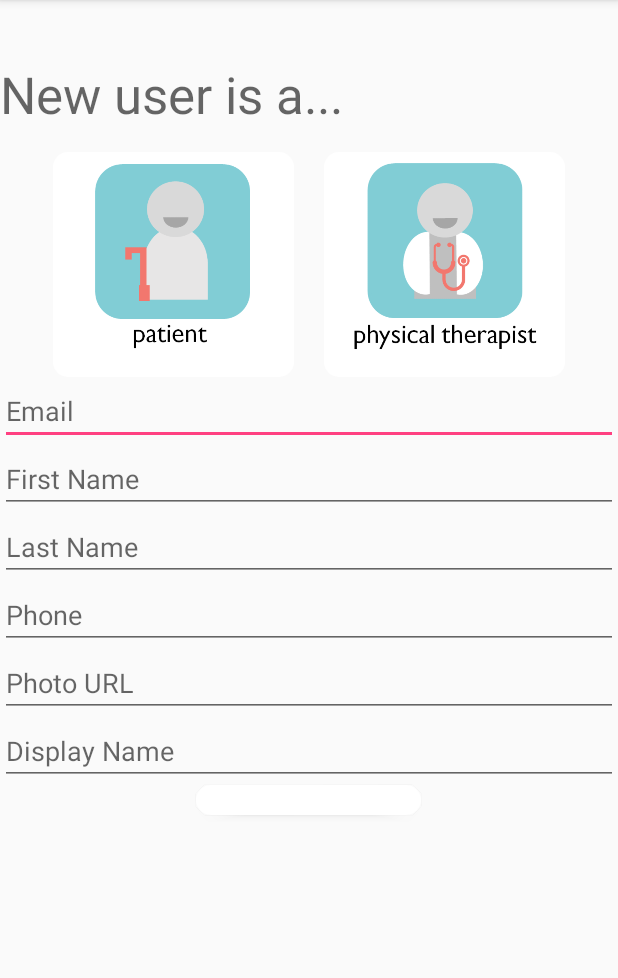
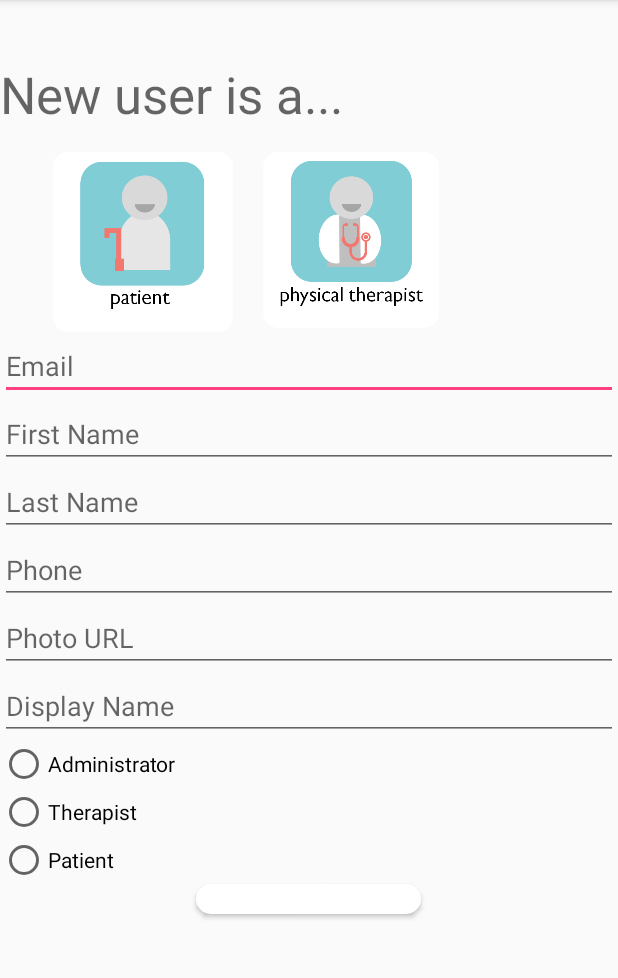
Before and after one commit to aitzkovitz/Fall2017_IntelliCane, an Android app: the NewUserActivity screen opened directly, with no data from a screen before it, on a phone screen of 412 x 824 dp, the part 84-1062 px from its top. Run offline under Robolectric (Android 15) with nearby library versions, the phone set to English and light mode, and no system bars; our stand-ins replace Firebase (no records; nobody signed in at launch, a user with empty details on screens opened directly).

Commit message:
updated admin client and server side

```diff
--- a/app/src/main/java/project2017/intellic/AdminRequest.java
+++ b/app/src/main/java/project2017/intellic/AdminRequest.java
@@ -117,6 +117,7 @@ public class AdminRequest extends
                 stringBuilder.append( line );
             }
 
+            Log.v("JSON FORMAT", stringBuilder.toString());
             // read string into JSON
             resBody = new JSONObject(stringBuilder.toString());
 
@@ -134,7 +135,7 @@ public class AdminRequest extends
 
         }
 
-        return null;
+        return false;
     }
 
     // prepare connection
@@ -157,8 +158,6 @@ public class AdminRequest extends
             writer.write( post );
             writer.close();
             out.close();
-
-            Log.v(TAG, "response code is " + conn.getResponseCode());
 
         } catch( Exception e ){
             Log.v(TAG, e.toString());
--- a/app/src/main/java/project2017/intellic/EditUserActivity.java
+++ b/app/src/main/java/project2017/intellic/EditUserActivity.java
@@ -71,10 +71,7 @@ public class EditUserActivity extends AppCompatActivity{
             public void onTaskCompleted(JSONObject res, int code) {
                 Log.v("LISTENER", res.toString());
                 if (code != 200){
-                    return;
-                }
-                if (res.length() == 0){
-                    Toast.makeText( EditUserActivity.this, "This user has no data.", Toast.LENGTH_SHORT).show();
+                    Log.v("RES", "bad response");
                 }
                 else{
                     // get a user object from the response
--- a/app/src/main/java/project2017/intellic/NewUserActivity.java
+++ b/app/src/main/java/project2017/intellic/NewUserActivity.java
@@ -82,7 +82,7 @@ public class NewUserActivity extends AppCompatActivity {
         EditText editTextPhone = (EditText) findViewById(R.id.newUserPhone );
         EditText editTextPhotoURL = (EditText) findViewById(R.id.newUserPhotoURL );
         EditText editTextDisplayName = (EditText) findViewById(R.id.newUserDisplayName );
-        radioGroup = (RadioGroup) findViewById(R.id.radio );
+        radioGroup = (RadioGroup) findViewById(R.id.newUserRoleRadio );
 
         int selectedId = radioGroup.getCheckedRadioButtonId();
         radioButton = (RadioButton) findViewById(selectedId);
--- a/app/src/main/java/project2017/intellic/NewUserSignupActivity.java
+++ b/app/src/main/java/project2017/intellic/NewUserSignupActivity.java
@@ -72,7 +72,7 @@ public class NewUserSignupActivity extends AppCompatActivity {
     @Override
     protected void onCreate(Bundle savedInstanceState) {
         super.onCreate(savedInstanceState);
-        setContentView(R.layout.activity_new_user_signup);
+        setContentView(R.layout.activity_new_user_info);
     }
 
     public void userSignup(View view) {
--- a/app/src/main/java/project2017/intellic/PatientSelectActivity.java
+++ b/app/src/main/java/project2017/intellic/PatientSelectActivity.java
@@ -24,8 +24,6 @@ import com.google.firebase.database.ValueEventListener;
 import java.util.ArrayList;
 import java.util.HashMap;
 import java.util.Map;
-
-import static project2017.intellic.R.id.patient;
 
 public class PatientSelectActivity extends AppCompatActivity {
 
--- a/app/src/main/res/layout/activity_edit_user.xml
+++ b/app/src/main/res/layout/activity_edit_user.xml
@@ -18,7 +18,7 @@
         android:layout_margin="15dp"
         android:background="@color/colorPrimary"
         android:onClick="editUserRequest"
-        android:text="Get User"
+        android:hint="Get User"
         android:textColor="@android:color/white" />
 
 </LinearLayout>
--- a/app/src/main/res/layout/activity_new_user.xml
+++ b/app/src/main/res/layout/activity_new_user.xml
@@ -23,7 +23,7 @@
         <ImageButton
             android:id="@+id/imageButton1"
             android:layout_width="wrap_content"
-            android:layout_height="wrap_content"
+            android:layout_height="120dp"
             android:adjustViewBounds="true"
             android:maxWidth="150dp"
             android:maxHeight="150dp"
@@ -31,23 +31,21 @@
             android:layout_marginLeft="35dp"
             android:layout_marginRight="10dp"
             android:background="@drawable/button"
-            app:srcCompat="@drawable/patient"
-            android:layout_weight="1"/>
+            app:srcCompat="@drawable/patient" />
 
 
         <ImageButton
             android:id="@+id/imageButton2"
             android:layout_width="wrap_content"
-            android:layout_height="wrap_content"
-            android:adjustViewBounds="true"
-            android:maxWidth="150dp"
-            android:maxHeight="150dp"
-            android:scaleType="fitCenter"
+            android:layout_height="117dp"
             android:layout_marginLeft="10dp"
             android:layout_marginRight="35dp"
+            android:adjustViewBounds="true"
             android:background="@drawable/button"
-            app:srcCompat="@drawable/physicaltherapist"
-            android:layout_weight="1"/>
+            android:maxHeight="150dp"
+            android:maxWidth="150dp"
+            android:scaleType="fitCenter"
+            app:srcCompat="@drawable/physicaltherapist" />
 
     </LinearLayout>
 
@@ -99,6 +97,25 @@
         android:layout_height="wrap_content"
         android:orientation="vertical">
 
+        <RadioButton
+            android:id="@+id/newUserAdminRadio"
+            android:hint="Administrator"
+            android:text="Administrator"
+            android:layout_width="wrap_content"
+            android:layout_height="wrap_content" />
+        <RadioButton
+            android:id="@+id/newUserTherapistRadio"
+            android:hint="Therapist"
+            android:text="Therapist"
+            android:layout_width="wrap_content"
+            android:layout_height="wrap_content" />
+        <RadioButton
+            android:id="@+id/newUserPatientRadio"
+            android:hint="Patient"
+            android:text="Patient"
+            android:layout_width="wrap_content"
+            android:layout_height="wrap_content" />
+
     </RadioGroup>
 
 
--- a/app/src/main/res/layout/activity_new_user_signup.xml
+++ /dev/null
@@ -1,6 +0,0 @@
-<?xml version="1.0" encoding="utf-8"?>
-<LinearLayout xmlns:android="http://schemas.android.com/apk/res/android"
-    android:orientation="vertical" android:layout_width="match_parent"
-    android:layout_height="match_parent">
-
-</LinearLayout>
```
Also changed, not shown: app/src/main/java/project2017/intellic/UpdateUserActivity.java (+3 -7 lines), app/src/main/java/project2017/intellic/User.java (+7 -1 lines), app/src/main/res/layout/activity_new_user_info.xml (+6 -5 lines), app/src/main/res/layout/activity_update_user.xml (+10 -0 lines), 1 other file.
